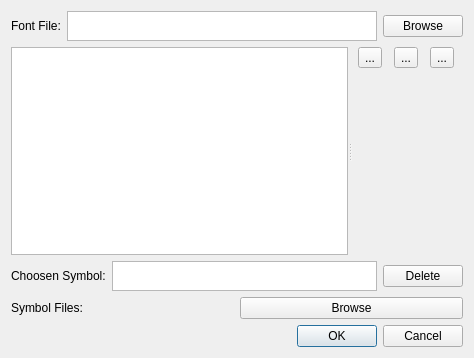
First picture: the form in fontdialog.ui, repository aizenbit/Scribbler, before the edit.
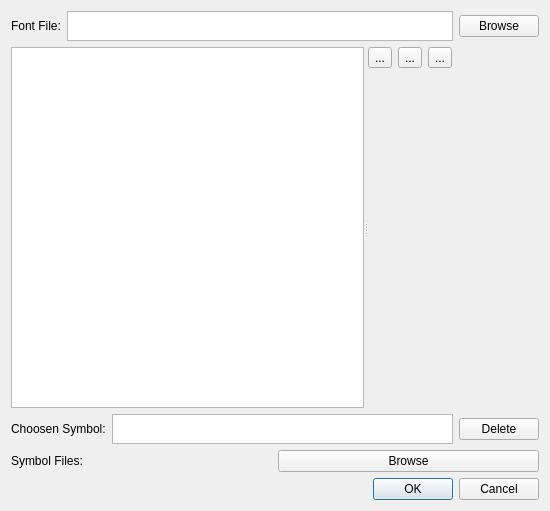
Second picture: the form after the edit. Custom widgets are drawn as their Qt base class.

Commit message: change default settings and max zoom factor; small ui improvement

The edit to the form file:
```diff
--- a/fontdialog.ui
+++ b/fontdialog.ui
@@ -6,8 +6,8 @@
    <rect>
     <x>0</x>
     <y>0</y>
-    <width>474</width>
-    <height>358</height>
+    <width>550</width>
+    <height>511</height>
    </rect>
   </property>
   <property name="sizePolicy">
@@ -66,6 +66,12 @@
       <enum>Qt::Horizontal</enum>
      </property>
      <widget class="QTreeWidget" name="treeWidget">
+      <property name="sizePolicy">
+       <sizepolicy hsizetype="Preferred" vsizetype="Expanding">
+        <horstretch>0</horstretch>
+        <verstretch>0</verstretch>
+       </sizepolicy>
+      </property>
       <property name="minimumSize">
        <size>
         <width>0</width>
@@ -87,7 +93,7 @@
        </property>
       </column>
      </widget>
-     <widget class="QWidget" name="">
+     <widget class="QWidget" name="layoutWidget">
       <layout class="QVBoxLayout" name="verticalLayout">
        <item>
         <layout class="QHBoxLayout" name="horizontalLayout_4">
@@ -112,6 +118,19 @@
            </property>
           </widget>
          </item>
+         <item>
+          <spacer name="horizontalSpacer">
+           <property name="orientation">
+            <enum>Qt::Horizontal</enum>
+           </property>
+           <property name="sizeHint" stdset="0">
+            <size>
+             <width>40</width>
+             <height>20</height>
+            </size>
+           </property>
+          </spacer>
+         </item>
         </layout>
        </item>
        <item>
```
The commit also changes 4 other files.
